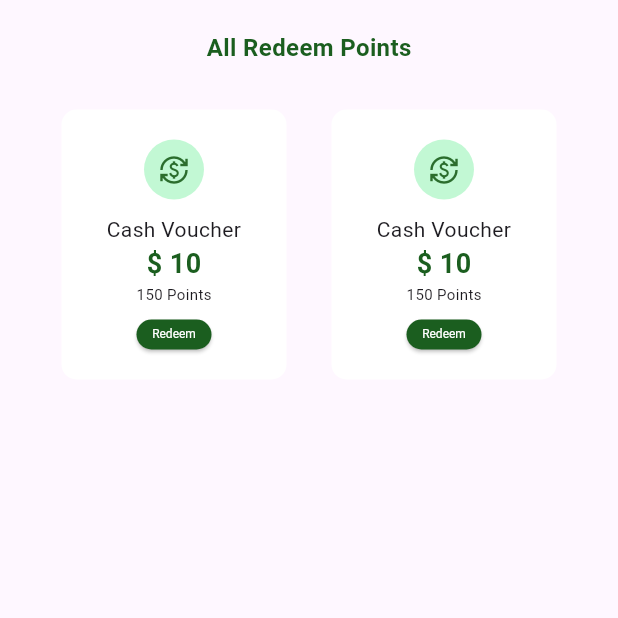
After one commit to mararika69/Bin-Band-Project, a Flutter app: the RedeemPointsScreen screen opened directly, on a phone screen of 412 x 824 dp, the top half of it. The commit adds this screen. Run offline on Flutter 3.47's test engine with Material 3 defaults, Android fonts, the phone set to English and light mode, and no system bars; our stand-ins replace fl_chart.

Commit message:
commit redeem layout

```diff
--- a/lib/main.dart
+++ b/lib/main.dart
@@ -1,5 +1,6 @@
+// import 'package:bin_band_group/sceens/redeem_points_screen.dart';
+import 'package:flutter/material.dart';
 import 'package:bin_band_group/sceens/home_sceen.dart';
-import 'package:flutter/material.dart';
 
 void main() {
   runApp(const MyApp());
--- a/lib/sceens/home_sceen.dart
+++ b/lib/sceens/home_sceen.dart
@@ -7,12 +7,10 @@ class HomeScreen extends StatelessWidget {
   @override
   Widget build(BuildContext context) {
     return Scaffold(
-      appBar: AppBar(),
       body: SingleChildScrollView(
         child: Column(
           crossAxisAlignment: CrossAxisAlignment.start,
           children: [
-            // Line Chart
             Center(
               child: AspectRatio(
                 aspectRatio: 1.5,
@@ -28,12 +26,12 @@ class HomeScreen extends StatelessWidget {
                         bottomTitles: AxisTitles(
                           sideTitles: SideTitles(showTitles: true, interval: 1),
                         ),
-                          topTitles: AxisTitles(
-                        sideTitles: SideTitles(showTitles: false), // Hide top
-                      ),
-                      rightTitles: AxisTitles(
-                        sideTitles: SideTitles(showTitles: false), // Hide right
-                      ),
+                        topTitles: AxisTitles(
+                          sideTitles: SideTitles(showTitles: false),
+                        ),
+                        rightTitles: AxisTitles(
+                          sideTitles: SideTitles(showTitles: false),
+                        ),
                       ),
                       borderData: FlBorderData(show: true),
                       lineBarsData: [
@@ -53,8 +51,12 @@ class HomeScreen extends StatelessWidget {
                           isStrokeCapRound: true,
                           belowBarData: BarAreaData(
                             show: true,
-                            color: const Color.fromARGB(255, 49, 201, 112)
-                                .withOpacity(0.3),
+                            color: const Color.fromARGB(
+                              255,
+                              49,
+                              201,
+                              112,
+                            ).withOpacity(0.3),
                           ),
                         ),
                       ],
@@ -64,8 +66,6 @@ class HomeScreen extends StatelessWidget {
               ),
             ),
 
-
-            // Quick Actions Section
             Padding(
               padding: const EdgeInsets.all(25.0),
               child: Text(
@@ -76,7 +76,6 @@ class HomeScreen extends StatelessWidget {
             Row(
               mainAxisAlignment: MainAxisAlignment.center,
               children: [
-                // First Container
                 Container(
                   height: 120,
                   width: 150,
@@ -113,7 +112,6 @@ class HomeScreen extends StatelessWidget {
                 ),
                 const SizedBox(width: 38),
 
-                // Second Container
                 Container(
                   height: 120,
                   width: 150,
@@ -150,7 +148,6 @@ class HomeScreen extends StatelessWidget {
               ],
             ),
 
-            // Recent Activity Section
             Padding(
               padding: const EdgeInsets.all(25),
               child: Row(
@@ -168,7 +165,6 @@ class HomeScreen extends StatelessWidget {
               ),
             ),
 
-            // Recent Activity Card
             Center(
               child: Container(
                 height: 80,
@@ -189,7 +185,6 @@ class HomeScreen extends StatelessWidget {
                 child: Row(
                   crossAxisAlignment: CrossAxisAlignment.center,
                   children: [
-                    // Icon inside green rounded box
                     Container(
                       height: 50,
                       width: 50,
@@ -205,9 +200,8 @@ class HomeScreen extends StatelessWidget {
                         ),
                       ),
                     ),
-                    const SizedBox(width: 12), // Space between icon and text
+                    const SizedBox(width: 12),
 
-                    // Column for Activity Name & Amount
                     Expanded(
                       child: Column(
                         crossAxisAlignment: CrossAxisAlignment.start,
@@ -229,7 +223,6 @@ class HomeScreen extends StatelessWidget {
                       ),
                     ),
 
-                    // Column for Points & Time
                     Column(
                       crossAxisAlignment: CrossAxisAlignment.end,
                       mainAxisAlignment: MainAxisAlignment.center,
--- /dev/null
+++ b/lib/sceens/redeem_points_screen.dart
@@ -0,0 +1,159 @@
+import 'package:flutter/material.dart';
+
+void main() {
+  runApp(MaterialApp(home: RedeemPointsScreen()));
+}
+
+class RedeemPointsScreen extends StatelessWidget {
+  const RedeemPointsScreen({super.key});
+
+  @override
+  Widget build(BuildContext context) {
+    return Scaffold(
+      body: SingleChildScrollView(
+        child: Column(
+
+          children: [
+            const SizedBox(height: 20),
+            const Text(
+              "All Redeem Points",
+              style: TextStyle(
+                fontSize: 16,
+                fontWeight: FontWeight.bold,
+                color: Color(0xFF1B5E1F), // Correct way to set color
+              ),
+            ),
+
+            const SizedBox(height: 30),
+            Row(
+              mainAxisAlignment: MainAxisAlignment.center,
+              spacing: 30,
+              children: [
+                Container(
+                  height: 180,
+                  width: 150,
+                  padding: const EdgeInsets.all(16),
+                  decoration: BoxDecoration(
+                    color: Colors.white,
+                    borderRadius: BorderRadius.circular(10),
+                  ),
+                  child: Column(
+                    mainAxisAlignment: MainAxisAlignment.center,
+                    children: [
+                      const SizedBox(
+                        width: 40,
+                        height: 40,
+                        child: CircleAvatar(
+                          backgroundColor: Color(0xFFC2F8D4),
+                          child: Icon(
+                            Icons.currency_exchange,
+                            size: 20,
+                            color: Color.fromARGB(255, 43, 109, 45),
+                          ),
+                        ),
+                      ),
+                      const SizedBox(height: 10),
+                      const Text(
+                        "Cash Voucher",
+                        style: TextStyle(fontSize: 14),
+                        textAlign: TextAlign.center,
+                      ),
+                      const Text(
+                        "\$ 10",
+                        style: TextStyle(
+                          fontSize: 18,
+                          fontWeight: FontWeight.bold,
+                          color: Color(0xFF1B5E1F),
+                        ),
+                      ),
+                      const Text("150 Points", style: TextStyle(fontSize: 10)),
+                      const SizedBox(height: 10),
+                      SizedBox(
+                        width: 50,
+                        height: 20,
+                        child: ElevatedButton(
+                          onPressed: () {},
+                          style: ElevatedButton.styleFrom(
+                            padding: EdgeInsets.zero,
+                            textStyle: const TextStyle(fontSize: 8),
+                            backgroundColor: Color(0xFF1B5E1F),
+                          ),
+                          child: const Center(
+                            child: Text(
+                              "Redeem",
+                              style: TextStyle(color: Colors.white),
+                            ),
+                          ),
+                        ),
+                      ),
+                    ],
+                  ),
+                ),
+                Container(
+                  height: 180,
+                  width: 150,
+                  padding: const EdgeInsets.all(16),
+                  decoration: BoxDecoration(
+                    color: Colors.white,
+                    borderRadius: BorderRadius.circular(10),
+                  ),
+                  child: Column(
+                    mainAxisAlignment: MainAxisAlignment.center,
+                    children: [
+                      const SizedBox(
+                        width: 40,
+                        height: 40,
+                        child: CircleAvatar(
+                          backgroundColor: Color(0xFFC2F8D4),
+                          child: Icon(
+                            Icons.currency_exchange,
+                            size: 20,
+                            color: Color.fromARGB(255, 43, 109, 45),
+                          ),
+                        ),
+                      ),
+                      const SizedBox(height: 10),
+                      const Text(
+                        "Cash Voucher",
+                        style: TextStyle(fontSize: 14),
+                        textAlign: TextAlign.center,
+                      ),
+                      const Text(
+                        "\$ 10",
+                        style: TextStyle(
+                          fontSize: 18,
+                          fontWeight: FontWeight.bold,
+                          color: Color(0xFF1B5E1F),
+                        ),
+                      ),
+                      const Text("150 Points", style: TextStyle(fontSize: 10)),
+                      const SizedBox(height: 10),
+                      SizedBox(
+                        width: 50,
+                        height: 20,
+                        child: ElevatedButton(
+                          onPressed: () {},
+                          style: ElevatedButton.styleFrom(
+                            padding: EdgeInsets.zero,
+                            textStyle: const TextStyle(fontSize: 8),
+                            backgroundColor: Color(0xFF1B5E1F),
+                          ),
+                          child: const Center(
+                            child: Text(
+                              "Redeem",
+                              style: TextStyle(color: Colors.white),
+                            ),
+                          ),
+                        ),
+                      ),
+                    ],
+                  ),
+                ),
+              ],
+            ),
+          ],
+        ),
+      ),
+    );
+  }
+}
```
